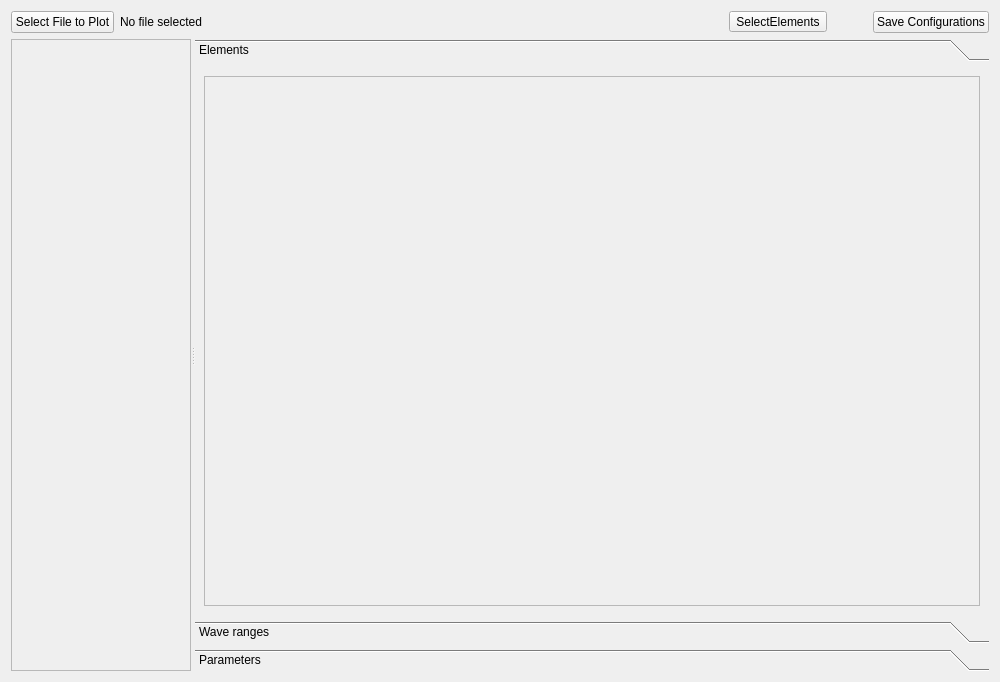
Above: plot.ui from EK023/GUI_for_ZEEMAN before the change. Below: the same form after it.
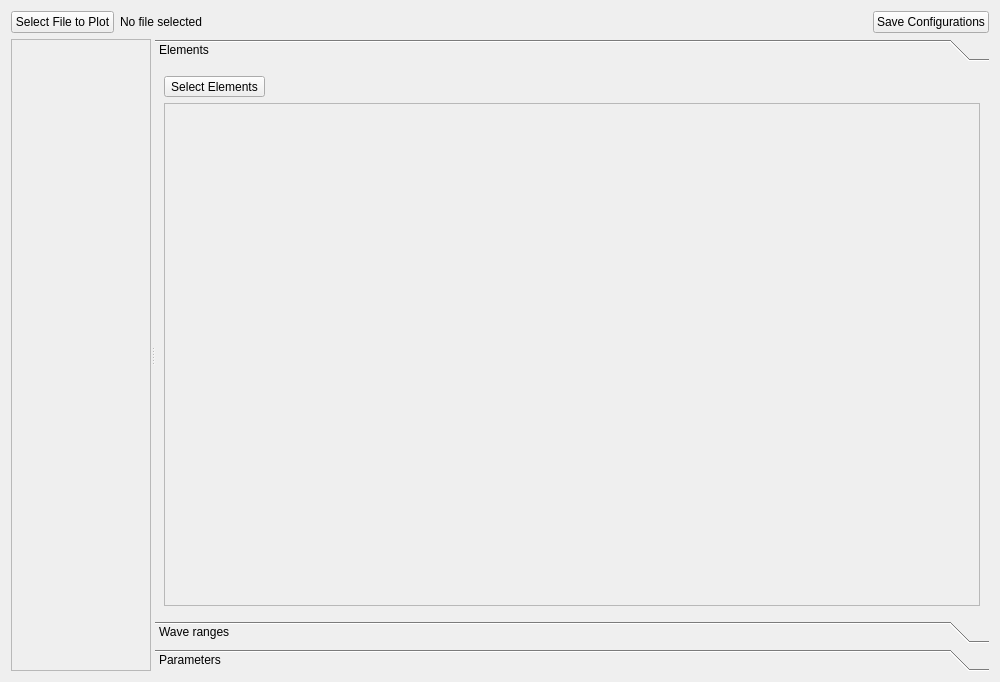
That is the form after the change.

Commit message: added remove button back to selected elements, possibility to add emty wave ranges and auto open wave ranges page when range is selected

Diff of the .ui file:
```diff
--- a/plot.ui
+++ b/plot.ui
@@ -55,13 +55,6 @@
        </property>
       </spacer>
      </item>
-     <item>
-      <widget class="QToolButton" name="SelectElements">
-       <property name="text">
-        <string>SelectElements</string>
-       </property>
-      </widget>
-     </item>
      <item>
       <spacer name="horizontalSpacer">
        <property name="orientation">
@@ -125,6 +118,13 @@
         <string>Elements</string>
        </attribute>
        <layout class="QVBoxLayout" name="elementsLayout">
+        <item>
+      <widget class="QToolButton" name="SelectElements">
+       <property name="text">
+        <string>Select Elements</string>
+       </property>
+      </widget>
+     </item>
         <item>
         <widget class="QScrollArea" name="elementsScrollArea">
             <property name="widgetResizable">
```
Left out of the diff: 7 changed lines with no effect on the pictures. The commit also changes 4 other files.
